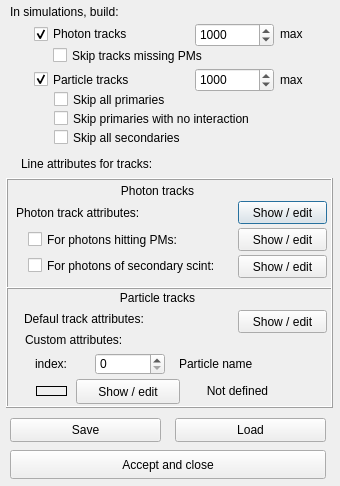
The window that ants3bundle/src/ants3/gui/particleSim/atrackdrawdialog.ui (andrmor/ANTS3bundle) describes before a commit, drawn with Qt 5.
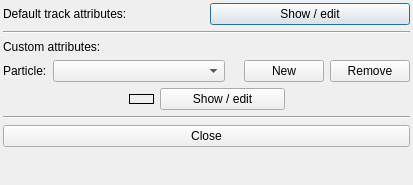
The same window after the commit. The open tabs and pages were chosen to show the change.

Commit message: add track vis config

The edit to the form file:
```diff
--- a/ants3bundle/src/ants3/gui/particleSim/atrackdrawdialog.ui
+++ b/ants3bundle/src/ants3/gui/particleSim/atrackdrawdialog.ui
@@ -6,549 +6,203 @@
    <rect>
     <x>0</x>
     <y>0</y>
-    <width>340</width>
-    <height>486</height>
+    <width>413</width>
+    <height>185</height>
    </rect>
   </property>
   <property name="windowTitle">
    <string>Track building options</string>
   </property>
-  <widget class="QFrame" name="frPhotons">
-   <property name="geometry">
-    <rect>
-     <x>6</x>
-     <y>178</y>
-     <width>327</width>
-     <height>111</height>
-    </rect>
+  <layout class="QVBoxLayout" name="verticalLayout">
+   <property name="leftMargin">
+    <number>3</number>
    </property>
-   <property name="sizePolicy">
-    <sizepolicy hsizetype="Minimum" vsizetype="Minimum">
-     <horstretch>0</horstretch>
-     <verstretch>0</verstretch>
-    </sizepolicy>
+   <property name="topMargin">
+    <number>3</number>
    </property>
-   <property name="frameShape">
-    <enum>QFrame::Box</enum>
+   <property name="rightMargin">
+    <number>3</number>
    </property>
-   <property name="frameShadow">
-    <enum>QFrame::Raised</enum>
+   <property name="bottomMargin">
+    <number>3</number>
    </property>
-   <widget class="QLabel" name="label_5">
-    <property name="geometry">
-     <rect>
-      <x>10</x>
-      <y>27</y>
-      <width>198</width>
-      <height>16</height>
-     </rect>
-    </property>
-    <property name="text">
-     <string>Photon track attributes:</string>
-    </property>
-   </widget>
-   <widget class="QPushButton" name="pbPhotons_norm">
-    <property name="geometry">
-     <rect>
-      <x>232</x>
-      <y>23</y>
-      <width>89</width>
-      <height>23</height>
-     </rect>
-    </property>
-    <property name="text">
-     <string>Show / edit</string>
-    </property>
-   </widget>
-   <widget class="QPushButton" name="pbPhotons_PM">
-    <property name="geometry">
-     <rect>
-      <x>232</x>
-      <y>50</y>
-      <width>89</width>
-      <height>23</height>
-     </rect>
-    </property>
-    <property name="text">
-     <string>Show / edit</string>
-    </property>
-   </widget>
-   <widget class="QPushButton" name="pbPhotons_sec">
-    <property name="geometry">
-     <rect>
-      <x>232</x>
-      <y>77</y>
-      <width>89</width>
-      <height>23</height>
-     </rect>
-    </property>
-    <property name="text">
-     <string>Show / edit</string>
-    </property>
-   </widget>
-   <widget class="QCheckBox" name="cbSpecialRule_hitPM">
-    <property name="geometry">
-     <rect>
-      <x>22</x>
-      <y>53</y>
-      <width>206</width>
-      <height>17</height>
-     </rect>
-    </property>
-    <property name="text">
-     <string>For photons hitting PMs:</string>
-    </property>
-   </widget>
-   <widget class="QCheckBox" name="cbSpecialRule_secScint">
-    <property name="geometry">
-     <rect>
-      <x>22</x>
-      <y>79</y>
-      <width>207</width>
-      <height>17</height>
-     </rect>
-    </property>
-    <property name="text">
-     <string>For photons of secondary scint:</string>
-    </property>
-   </widget>
-   <widget class="QLabel" name="label_2">
-    <property name="geometry">
-     <rect>
-      <x>6</x>
-      <y>3</y>
-      <width>291</width>
-      <height>20</height>
-     </rect>
-    </property>
-    <property name="text">
-     <string>Photon tracks</string>
-    </property>
-    <property name="alignment">
-     <set>Qt::AlignCenter</set>
-    </property>
-   </widget>
-  </widget>
-  <widget class="QPushButton" name="pbClose">
-   <property name="geometry">
-    <rect>
-     <x>10</x>
-     <y>450</y>
-     <width>316</width>
-     <height>29</height>
-    </rect>
-   </property>
-   <property name="text">
-    <string>Accept and close</string>
-   </property>
-  </widget>
-  <widget class="QCheckBox" name="cbBuildPhotonTracks">
-   <property name="geometry">
-    <rect>
-     <x>34</x>
-     <y>24</y>
-     <width>151</width>
-     <height>20</height>
-    </rect>
-   </property>
-   <property name="font">
-    <font>
-     <weight>50</weight>
-     <bold>false</bold>
-    </font>
-   </property>
-   <property name="text">
-    <string>Photon tracks</string>
-   </property>
-   <property name="checked">
-    <bool>true</bool>
-   </property>
-  </widget>
-  <widget class="QCheckBox" name="cbBuildParticleTracks">
-   <property name="geometry">
-    <rect>
-     <x>34</x>
-     <y>71</y>
-     <width>141</width>
-     <height>17</height>
-    </rect>
-   </property>
-   <property name="font">
-    <font>
-     <weight>50</weight>
-     <bold>false</bold>
-    </font>
-   </property>
-   <property name="text">
-    <string>Particle tracks</string>
-   </property>
-   <property name="checked">
-    <bool>true</bool>
-   </property>
-  </widget>
-  <widget class="QLabel" name="label">
-   <property name="geometry">
-    <rect>
-     <x>10</x>
-     <y>4</y>
-     <width>281</width>
-     <height>16</height>
-    </rect>
-   </property>
-   <property name="font">
-    <font>
-     <weight>50</weight>
-     <bold>false</bold>
-    </font>
-   </property>
-   <property name="text">
-    <string>In simulations, build:</string>
-   </property>
-  </widget>
-  <widget class="QFrame" name="frame">
-   <property name="geometry">
-    <rect>
-     <x>6</x>
-     <y>287</y>
-     <width>327</width>
-     <height>121</height>
-    </rect>
-   </property>
-   <property name="frameShape">
-    <enum>QFrame::Box</enum>
-   </property>
-   <property name="frameShadow">
-    <enum>QFrame::Raised</enum>
-   </property>
-   <widget class="QLabel" name="label_3">
-    <property name="geometry">
-     <rect>
-      <x>6</x>
-      <y>1</y>
-      <width>291</width>
-      <height>20</height>
-     </rect>
-    </property>
-    <property name="text">
-     <string>Particle tracks</string>
-    </property>
-    <property name="alignment">
-     <set>Qt::AlignCenter</set>
-    </property>
-   </widget>
-   <widget class="QLabel" name="label_4">
-    <property name="geometry">
-     <rect>
-      <x>18</x>
-      <y>24</y>
-      <width>191</width>
-      <height>16</height>
-     </rect>
-    </property>
-    <property name="text">
-     <string>Defaul track attributes:</string>
-    </property>
-   </widget>
-   <widget class="QPushButton" name="pbDefaultParticleAtt">
-    <property name="geometry">
-     <rect>
-      <x>232</x>
-      <y>23</y>
-      <width>89</width>
-      <height>23</height>
-     </rect>
-    </property>
-    <property name="toolTip">
-     <string>Default width and style for particle tracks. 
+   <item>
+    <layout class="QHBoxLayout" name="horizontalLayout">
+     <item>
+      <widget class="QLabel" name="label_4">
+       <property name="text">
+        <string>Default track attributes:</string>
+       </property>
+      </widget>
+     </item>
+     <item>
+      <widget class="QPushButton" name="pbDefaultParticleAtt">
+       <property name="toolTip">
+        <string>Default width and style for particle tracks. 
 The selected color is used for particles with index &gt; max in defaultColors and custom particles</string>
-    </property>
-    <property name="text">
-     <string>Show / edit</string>
-    </property>
-   </widget>
-   <widget class="QSpinBox" name="sbParticle">
-    <property name="geometry">
-     <rect>
-      <x>89</x>
-      <y>66</y>
-      <width>70</width>
-      <height>22</height>
-     </rect>
-    </property>
-   </widget>
-   <widget class="QLabel" name="label_6">
-    <property name="geometry">
-     <rect>
-      <x>19</x>
-      <y>45</y>
-      <width>171</width>
-      <height>16</height>
-     </rect>
-    </property>
-    <property name="text">
-     <string>Custom attributes:</string>
-    </property>
-   </widget>
-   <widget class="QLabel" name="label_7">
-    <property name="geometry">
-     <rect>
-      <x>29</x>
-      <y>70</y>
-      <width>50</width>
-      <height>13</height>
-     </rect>
-    </property>
-    <property name="text">
-     <string>index:</string>
-    </property>
-   </widget>
-   <widget class="QLabel" name="labParticleName">
-    <property name="geometry">
-     <rect>
-      <x>173</x>
-      <y>68</y>
-      <width>131</width>
-      <height>17</height>
-     </rect>
-    </property>
-    <property name="text">
-     <string>Particle name</string>
-    </property>
-   </widget>
-   <widget class="QFrame" name="frCustom">
-    <property name="geometry">
-     <rect>
-      <x>30</x>
-      <y>99</y>
-      <width>31</width>
-      <height>10</height>
-     </rect>
-    </property>
-    <property name="frameShape">
-     <enum>QFrame::Box</enum>
-    </property>
-    <property name="frameShadow">
-     <enum>QFrame::Plain</enum>
-    </property>
-   </widget>
-   <widget class="QPushButton" name="pbEditCustom">
-    <property name="geometry">
-     <rect>
-      <x>70</x>
-      <y>92</y>
-      <width>104</width>
-      <height>25</height>
-     </rect>
-    </property>
-    <property name="text">
-     <string>Show / edit</string>
-    </property>
-   </widget>
-   <widget class="QStackedWidget" name="swCustomParticle">
-    <property name="geometry">
-     <rect>
-      <x>181</x>
-      <y>92</y>
-      <width>128</width>
-      <height>26</height>
-     </rect>
-    </property>
-    <property name="frameShape">
-     <enum>QFrame::NoFrame</enum>
-    </property>
-    <property name="currentIndex">
-     <number>1</number>
-    </property>
-    <widget class="QWidget" name="page">
-     <widget class="QLabel" name="label_9">
-      <property name="geometry">
-       <rect>
-        <x>0</x>
-        <y>4</y>
-        <width>101</width>
-        <height>16</height>
-       </rect>
-      </property>
-      <property name="text">
-       <string>Not defined</string>
-      </property>
-      <property name="alignment">
-       <set>Qt::AlignCenter</set>
-      </property>
-     </widget>
+       </property>
+       <property name="text">
+        <string>Show / edit</string>
+       </property>
+      </widget>
+     </item>
+    </layout>
+   </item>
+   <item>
+    <widget class="Line" name="line">
+     <property name="orientation">
+      <enum>Qt::Horizontal</enum>
+     </property>
     </widget>
-    <widget class="QWidget" name="page_2">
-     <widget class="QPushButton" name="pbCustomDelete">
-      <property name="geometry">
-       <rect>
-        <x>5</x>
-        <y>0</y>
-        <width>31</width>
-        <height>23</height>
-       </rect>
-      </property>
-      <property name="text">
-       <string>X</string>
-      </property>
-     </widget>
+   </item>
+   <item>
+    <widget class="QLabel" name="label_6">
+     <property name="text">
+      <string>Custom attributes:</string>
+     </property>
     </widget>
-   </widget>
-  </widget>
-  <widget class="QCheckBox" name="cbSkipPhotonsMissingPMs">
-   <property name="geometry">
-    <rect>
-     <x>53</x>
-     <y>47</y>
-     <width>283</width>
-     <height>17</height>
-    </rect>
-   </property>
-   <property name="text">
-    <string>Skip tracks missing PMs</string>
-   </property>
-  </widget>
-  <widget class="QCheckBox" name="cbSkipSecondaries">
-   <property name="geometry">
-    <rect>
-     <x>54</x>
-     <y>129</y>
-     <width>251</width>
-     <height>17</height>
-    </rect>
-   </property>
-   <property name="text">
-    <string>Skip all secondaries</string>
-   </property>
-  </widget>
-  <widget class="QCheckBox" name="cbSkipPrimaries">
-   <property name="geometry">
-    <rect>
-     <x>54</x>
-     <y>91</y>
-     <width>251</width>
-     <height>17</height>
-    </rect>
-   </property>
-   <property name="text">
-    <string>Skip all primaries</string>
-   </property>
-  </widget>
-  <widget class="QPushButton" name="pbSave">
-   <property name="geometry">
-    <rect>
-     <x>10</x>
-     <y>418</y>
-     <width>151</width>
-     <height>24</height>
-    </rect>
-   </property>
-   <property name="text">
-    <string>Save</string>
-   </property>
-  </widget>
-  <widget class="QPushButton" name="pbLoad">
-   <property name="geometry">
-    <rect>
-     <x>175</x>
-     <y>418</y>
-     <width>151</width>
-     <height>24</height>
-    </rect>
-   </property>
-   <property name="text">
-    <string>Load</string>
-   </property>
-  </widget>
-  <widget class="QCheckBox" name="cbSkipPrimariesNoInteraction">
-   <property name="geometry">
-    <rect>
-     <x>54</x>
-     <y>110</y>
-     <width>261</width>
-     <height>17</height>
-    </rect>
-   </property>
-   <property name="text">
-    <string>Skip primaries with no interaction</string>
-   </property>
-  </widget>
-  <widget class="QSpinBox" name="sbMaxPhotonTracks">
-   <property name="geometry">
-    <rect>
-     <x>195</x>
-     <y>23</y>
-     <width>79</width>
-     <height>24</height>
-    </rect>
-   </property>
-   <property name="minimum">
-    <number>1</number>
-   </property>
-   <property name="maximum">
-    <number>10000</number>
-   </property>
-   <property name="value">
-    <number>1000</number>
-   </property>
-  </widget>
-  <widget class="QSpinBox" name="sbMaxParticleTracks">
-   <property name="geometry">
-    <rect>
-     <x>195</x>
-     <y>68</y>
-     <width>79</width>
-     <height>24</height>
-    </rect>
-   </property>
-   <property name="minimum">
-    <number>1</number>
-   </property>
-   <property name="maximum">
-    <number>10000</number>
-   </property>
-   <property name="value">
-    <number>1000</number>
-   </property>
-  </widget>
-  <widget class="QLabel" name="label_8">
-   <property name="geometry">
-    <rect>
-     <x>280</x>
-     <y>27</y>
-     <width>47</width>
-     <height>13</height>
-    </rect>
-   </property>
-   <property name="text">
-    <string>max</string>
-   </property>
-  </widget>
-  <widget class="QLabel" name="label_10">
-   <property name="geometry">
-    <rect>
-     <x>280</x>
-     <y>73</y>
-     <width>47</width>
-     <height>13</height>
-    </rect>
-   </property>
-   <property name="text">
-    <string>max</string>
-   </property>
-  </widget>
-  <widget class="QLabel" name="label_11">
-   <property name="geometry">
-    <rect>
-     <x>21</x>
-     <y>156</y>
-     <width>221</width>
-     <height>16</height>
-    </rect>
-   </property>
-   <property name="text">
-    <string>Line attributes for tracks:</string>
-   </property>
-  </widget>
+   </item>
+   <item>
+    <layout class="QHBoxLayout" name="horizontalLayout_2">
+     <item>
+      <widget class="QLabel" name="label">
+       <property name="text">
+        <string>Particle:</string>
+       </property>
+      </widget>
+     </item>
+     <item>
+      <widget class="QComboBox" name="cobParticle">
+       <property name="sizePolicy">
+        <sizepolicy hsizetype="Expanding" vsizetype="Fixed">
+         <horstretch>0</horstretch>
+         <verstretch>0</verstretch>
+        </sizepolicy>
+       </property>
+       <property name="minimumSize">
+        <size>
+         <width>0</width>
+         <height>0</height>
+        </size>
+       </property>
+      </widget>
+     </item>
+     <item>
+      <widget class="QLabel" name="label_2">
+       <property name="text">
+        <string>  </string>
+       </property>
+      </widget>
+     </item>
+     <item>
+      <widget class="QPushButton" name="pbNew">
+       <property name="text">
+        <string>New</string>
+       </property>
+      </widget>
+     </item>
+     <item>
+      <widget class="QPushButton" name="pbRemove">
+       <property name="text">
+        <string>Remove</string>
+       </property>
+      </widget>
+     </item>
+    </layout>
+   </item>
+   <item>
+    <layout class="QHBoxLayout" name="horizontalLayout_3">
+     <item>
+      <spacer name="horizontalSpacer_3">
+       <property name="orientation">
+        <enum>Qt::Horizontal</enum>
+       </property>
+       <property name="sizeHint" stdset="0">
+        <size>
+         <width>40</width>
+         <height>20</height>
+        </size>
+       </property>
+      </spacer>
+     </item>
+     <item>
+      <widget class="QFrame" name="frCustom">
+       <property name="minimumSize">
+        <size>
+         <width>25</width>
+         <height>0</height>
+        </size>
+       </property>
+       <property name="maximumSize">
+        <size>
+         <width>16777215</width>
+         <height>10</height>
+        </size>
+       </property>
+       <property name="frameShape">
+        <enum>QFrame::Box</enum>
+       </property>
+       <property name="frameShadow">
+        <enum>QFrame::Plain</enum>
+       </property>
+      </widget>
+     </item>
+     <item>
+      <widget class="QPushButton" name="pbEditCustom">
+       <property name="minimumSize">
+        <size>
+         <width>125</width>
+         <height>0</height>
+        </size>
+       </property>
+       <property name="text">
+        <string>Show / edit</string>
+       </property>
+      </widget>
+     </item>
+     <item>
+      <spacer name="horizontalSpacer">
+       <property name="orientation">
+        <enum>Qt::Horizontal</enum>
+       </property>
+       <property name="sizeHint" stdset="0">
+        <size>
+         <width>40</width>
+         <height>20</height>
+        </size>
+       </property>
+      </spacer>
+     </item>
+    </layout>
+   </item>
+   <item>
+    <widget class="Line" name="line_2">
+     <property name="orientation">
+      <enum>Qt::Horizontal</enum>
+     </property>
+    </widget>
+   </item>
+   <item>
+    <widget class="QPushButton" name="pbClose">
+     <property name="text">
+      <string>Close</string>
+     </property>
+    </widget>
+   </item>
+   <item>
+    <spacer name="verticalSpacer">
+     <property name="orientation">
+      <enum>Qt::Vertical</enum>
+     </property>
+     <property name="sizeHint" stdset="0">
+      <size>
+       <width>20</width>
+       <height>40</height>
+      </size>
+     </property>
+    </spacer>
+   </item>
+  </layout>
  </widget>
  <tabstops>
   <tabstop>pbPhotons_norm</tabstop>
```
Left out of the diff: 139 changed lines with no effect on the pictures. The commit also changes 6 other files.
